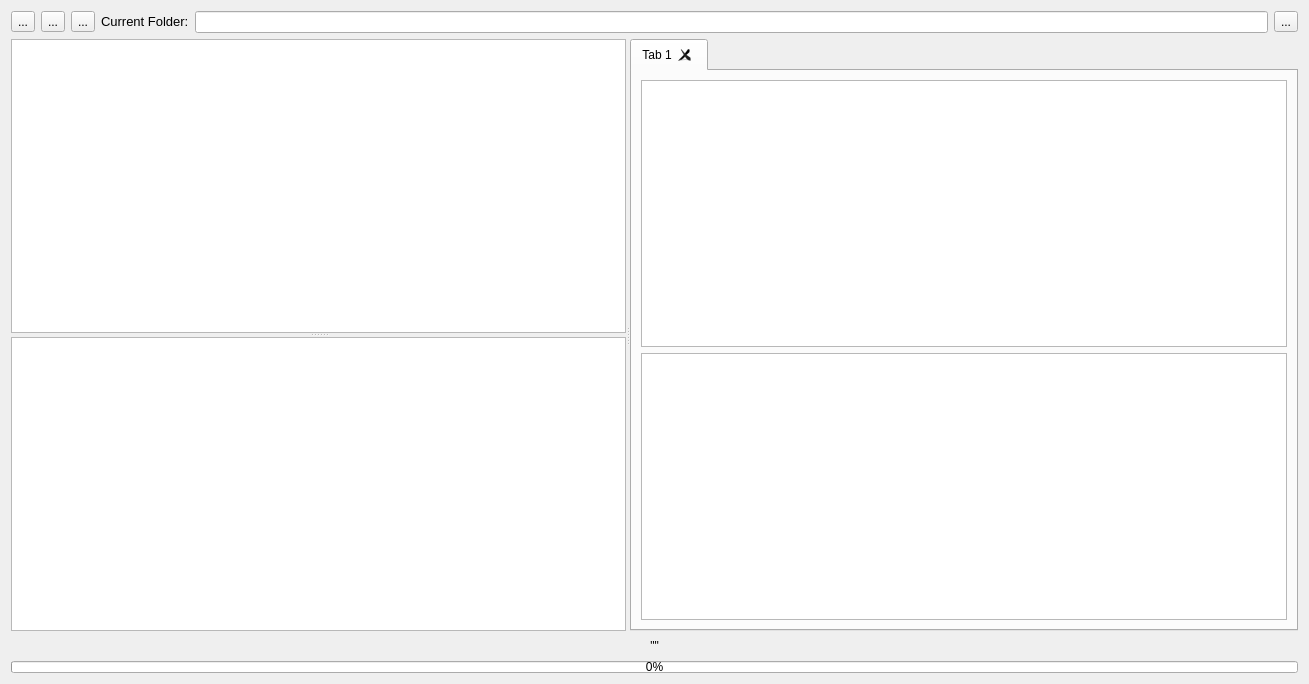
The window that files_3.ui (aumanimationstudios/Files) describes before a commit, drawn with Qt 5.
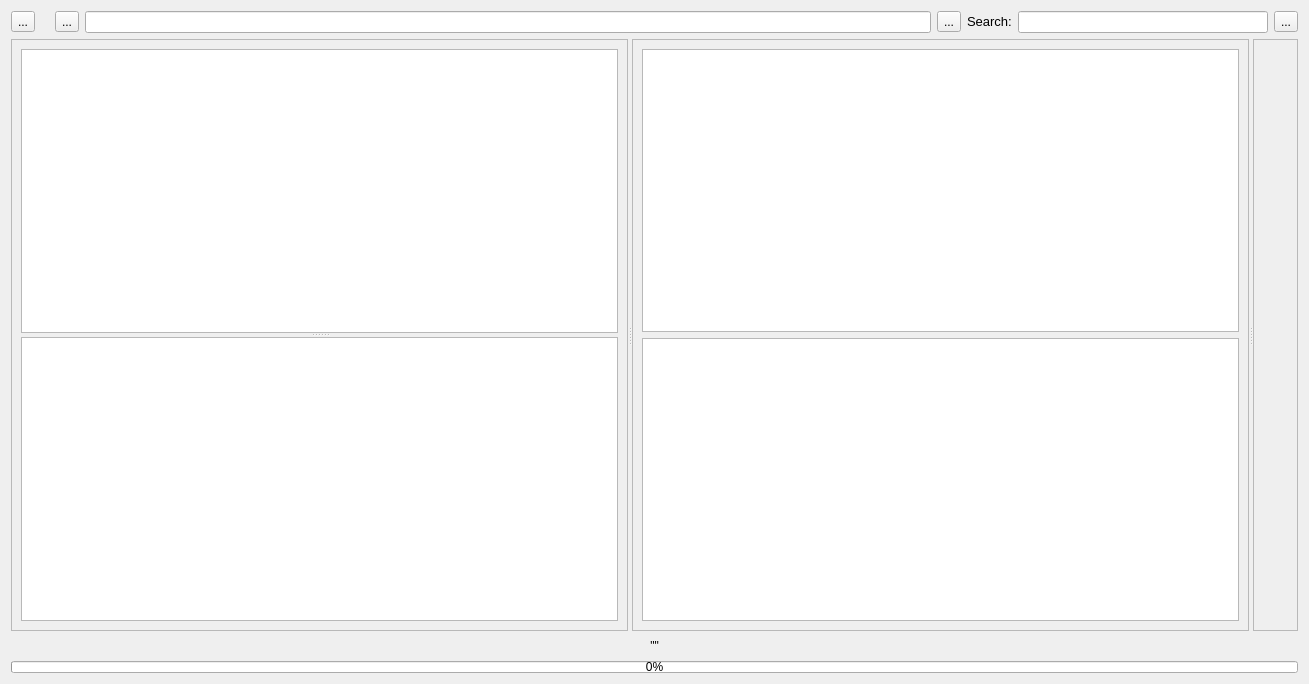
The same window after the commit.

What changed in the file:
```diff
--- a/files_3.ui
+++ b/files_3.ui
@@ -19,7 +19,7 @@
   <property name="styleSheet">
    <string notr="true"/>
   </property>
-  <layout class="QGridLayout" name="gridLayout_2">
+  <layout class="QGridLayout" name="gridLayout_6">
    <item row="0" column="0">
     <layout class="QHBoxLayout" name="horizontalLayout">
      <property name="sizeConstraint">
@@ -35,26 +35,6 @@
        </property>
       </widget>
      </item>
-     <item>
-      <widget class="QToolButton" name="previousDirButt">
-       <property name="focusPolicy">
-        <enum>Qt::NoFocus</enum>
-       </property>
-       <property name="text">
-        <string>...</string>
-       </property>
-      </widget>
-     </item>
-     <item>
-      <widget class="QToolButton" name="changeDirButt">
-       <property name="focusPolicy">
-        <enum>Qt::NoFocus</enum>
-       </property>
-       <property name="text">
-        <string>...</string>
-       </property>
-      </widget>
-     </item>
      <item>
       <widget class="QLabel" name="label">
        <property name="sizePolicy">
@@ -69,37 +49,151 @@
         </font>
        </property>
        <property name="text">
-        <string>Current Folder:</string>
+        <string/>
        </property>
       </widget>
      </item>
      <item>
-      <widget class="QLineEdit" name="currentFolder">
+      <widget class="QToolButton" name="previousDirButt">
+       <property name="focusPolicy">
+        <enum>Qt::NoFocus</enum>
+       </property>
+       <property name="text">
+        <string>...</string>
+       </property>
+      </widget>
+     </item>
+     <item>
+      <widget class="QLineEdit" name="currentFolderBox">
        <property name="focusPolicy">
         <enum>Qt::ClickFocus</enum>
        </property>
        <property name="clearButtonEnabled">
-        <bool>false</bool>
+        <bool>true</bool>
        </property>
       </widget>
      </item>
      <item>
-      <widget class="QToolButton" name="clearPathButt">
+      <widget class="QToolButton" name="changeDirButt">
        <property name="focusPolicy">
         <enum>Qt::NoFocus</enum>
        </property>
        <property name="text">
         <string>...</string>
+       </property>
+      </widget>
+     </item>
+     <item>
+      <widget class="QLabel" name="label_2">
+       <property name="sizePolicy">
+        <sizepolicy hsizetype="Preferred" vsizetype="Fixed">
+         <horstretch>0</horstretch>
+         <verstretch>0</verstretch>
+        </sizepolicy>
+       </property>
+       <property name="font">
+        <font>
+         <pointsize>10</pointsize>
+        </font>
+       </property>
+       <property name="text">
+        <string>Search:</string>
+       </property>
+      </widget>
+     </item>
+     <item>
+      <widget class="QLineEdit" name="searchBox">
+       <property name="maximumSize">
+        <size>
+         <width>250</width>
+         <height>16777215</height>
+        </size>
+       </property>
+       <property name="focusPolicy">
+        <enum>Qt::StrongFocus</enum>
+       </property>
+       <property name="clearButtonEnabled">
+        <bool>true</bool>
+       </property>
+      </widget>
+     </item>
+     <item>
+      <widget class="QToolButton" name="searchButt">
+       <property name="focusPolicy">
+        <enum>Qt::NoFocus</enum>
+       </property>
+       <property name="text">
+        <string>...</string>
+       </property>
+      </widget>
+     </item>
+    </layout>
+   </item>
+   <item row="2" column="0">
+    <layout class="QVBoxLayout" name="verticalLayout_2">
+     <item>
+      <widget class="QLabel" name="messages">
+       <property name="maximumSize">
+        <size>
+         <width>16777215</width>
+         <height>18</height>
+        </size>
+       </property>
+       <property name="font">
+        <font/>
+       </property>
+       <property name="styleSheet">
+        <string notr="true"/>
+       </property>
+       <property name="text">
+        <string>&quot;&quot;</string>
+       </property>
+       <property name="alignment">
+        <set>Qt::AlignCenter</set>
+       </property>
+      </widget>
+     </item>
+     <item>
+      <widget class="QProgressBar" name="progressBar">
+       <property name="sizePolicy">
+        <sizepolicy hsizetype="Expanding" vsizetype="Preferred">
+         <horstretch>0</horstretch>
+         <verstretch>0</verstretch>
+        </sizepolicy>
+       </property>
+       <property name="maximumSize">
+        <size>
+         <width>16777215</width>
+         <height>12</height>
+        </size>
+       </property>
+       <property name="value">
+        <number>0</number>
        </property>
       </widget>
      </item>
     </layout>
    </item>
    <item row="1" column="0">
-    <widget class="QSplitter" name="v_splitter">
+    <layout class="QGridLayout" name="gridLayout">
+     <item row="0" column="0">
+      <widget class="QSplitter" name="v_splitter1">
      <property name="orientation">
       <enum>Qt::Horizontal</enum>
      </property>
+       <widget class="QSplitter" name="v_splitter2">
+        <property name="orientation">
+         <enum>Qt::Horizontal</enum>
+        </property>
+        <widget class="QFrame" name="frame_1">
+         <property name="frameShape">
+          <enum>QFrame::StyledPanel</enum>
+         </property>
+         <property name="frameShadow">
+          <enum>QFrame::Raised</enum>
+         </property>
+         <layout class="QGridLayout" name="gridLayout_2">
+          <item row="0" column="0">
      <widget class="QSplitter" name="h_splitter">
       <property name="orientation">
        <enum>Qt::Vertical</enum>
@@ -178,35 +272,22 @@
        </property>
       </widget>
      </widget>
-     <widget class="QTabWidget" name="tabWidget">
-      <property name="contextMenuPolicy">
-       <enum>Qt::CustomContextMenu</enum>
-      </property>
-      <property name="tabShape">
-       <enum>QTabWidget::Rounded</enum>
-      </property>
-      <property name="currentIndex">
-       <number>0</number>
-      </property>
-      <property name="documentMode">
-       <bool>false</bool>
-      </property>
-      <property name="tabsClosable">
-       <bool>true</bool>
-      </property>
-      <property name="movable">
-       <bool>false</bool>
-      </property>
-      <property name="tabBarAutoHide">
-       <bool>false</bool>
-      </property>
-      <widget class="QWidget" name="tab">
-       <attribute name="title">
-        <string>Tab 1</string>
-       </attribute>
-       <layout class="QGridLayout" name="gridLayout">
+          </item>
+         </layout>
+        </widget>
+        <widget class="QFrame" name="frame_2">
+         <property name="frameShape">
+          <enum>QFrame::StyledPanel</enum>
+         </property>
+         <property name="frameShadow">
+          <enum>QFrame::Raised</enum>
+         </property>
+         <layout class="QGridLayout" name="gridLayout_3">
         <item row="0" column="0">
          <layout class="QVBoxLayout" name="verticalLayout">
+            <property name="leftMargin">
+             <number>0</number>
+            </property>
           <item>
            <widget class="QListView" name="iconFiles">
             <property name="focusPolicy">
@@ -223,8 +304,8 @@
             </property>
             <property name="iconSize">
              <size>
-              <width>64</width>
-              <height>64</height>
+                <width>128</width>
+                <height>128</height>
              </size>
             </property>
             <property name="textElideMode">
@@ -247,8 +328,8 @@
             </property>
             <property name="gridSize">
              <size>
-              <width>128</width>
-              <height>128</height>
+                <width>200</width>
+                <height>200</height>
              </size>
             </property>
             <property name="viewMode">
@@ -310,48 +391,28 @@
        </layout>
       </widget>
      </widget>
-    </widget>
-   </item>
-   <item row="2" column="0">
-    <widget class="QLabel" name="messages">
-     <property name="maximumSize">
-      <size>
-       <width>16777215</width>
-       <height>18</height>
-      </size>
-     </property>
-     <property name="font">
-      <font/>
-     </property>
-     <property name="styleSheet">
-      <string notr="true"/>
-     </property>
-     <property name="text">
-      <string>&quot;&quot;</string>
-     </property>
-     <property name="alignment">
-      <set>Qt::AlignCenter</set>
-     </property>
-    </widget>
-   </item>
-   <item row="3" column="0">
-    <widget class="QProgressBar" name="progressBar">
+       <widget class="QFrame" name="infoFrame">
      <property name="sizePolicy">
-      <sizepolicy hsizetype="Expanding" vsizetype="Preferred">
+         <sizepolicy hsizetype="Preferred" vsizetype="Preferred">
        <horstretch>0</horstretch>
        <verstretch>0</verstretch>
       </sizepolicy>
      </property>
-     <property name="maximumSize">
-      <size>
-       <width>16777215</width>
-       <height>12</height>
-      </size>
-     </property>
-     <property name="value">
-      <number>0</number>
-     </property>
-    </widget>
+        <property name="frameShape">
+         <enum>QFrame::StyledPanel</enum>
+        </property>
+        <property name="frameShadow">
+         <enum>QFrame::Raised</enum>
+        </property>
+        <layout class="QGridLayout" name="gridLayout_5">
+         <item row="1" column="0">
+          <layout class="QGridLayout" name="gridLayout_4"/>
+         </item>
+        </layout>
+       </widget>
+      </widget>
+     </item>
+    </layout>
    </item>
   </layout>
  </widget>
```
Left out of the diff: 6 changed lines with no effect on the pictures. Lines whose indentation alone changed are shown as unchanged.
